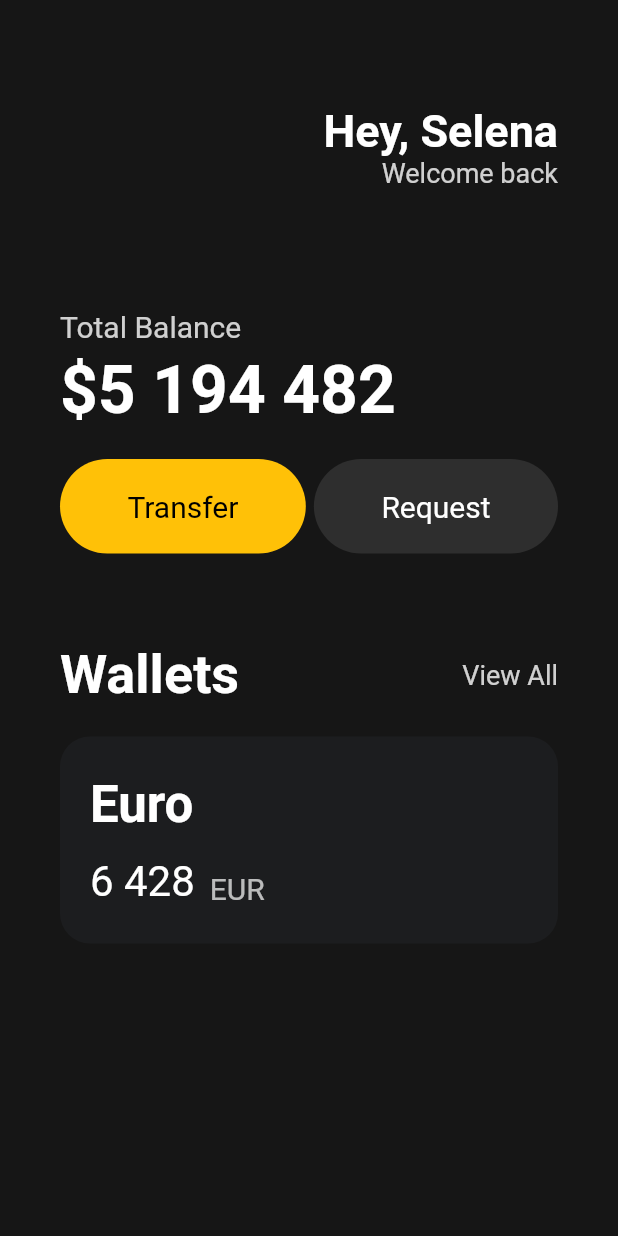
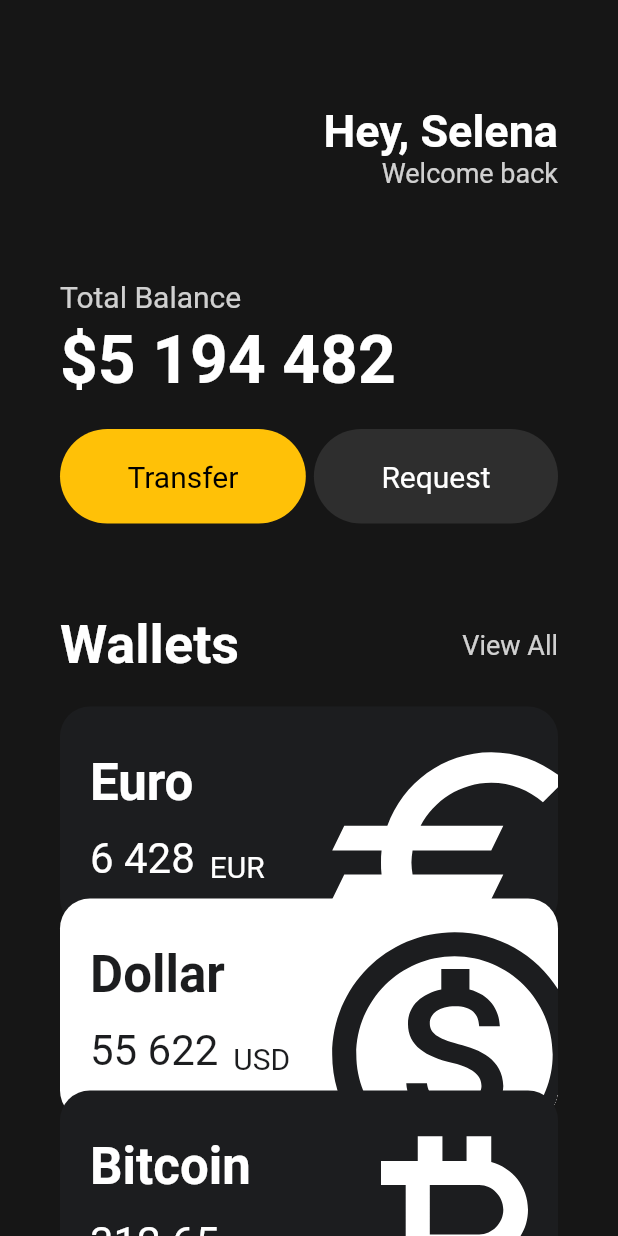
Before and after one commit to DaehunGwak/flutter-playground, a Flutter app: the screen it shows after launch, on a phone screen of 412 x 824 dp. Run offline on Flutter 3.47's test engine with Material 2 defaults, Android fonts, the phone set to English and light mode, and no system bars.

Commit message:
modify main app (~ 3.8 reusable cards)

```diff
--- a/hello_flutter/lib/main.dart
+++ b/hello_flutter/lib/main.dart
@@ -1,5 +1,6 @@
 import 'package:flutter/material.dart';
 import 'package:hello_flutter/widgets/button.dart';
+import 'package:hello_flutter/widgets/card.dart';
 
 void main() {
   runApp(App());
@@ -15,7 +16,7 @@ class App extends StatelessWidget {
     return MaterialApp(
       home: Scaffold(
         backgroundColor: const Color(0xff161616),
-        body: Padding(
+        body: SingleChildScrollView(
           padding: const EdgeInsets.symmetric(horizontal: 40),
           child: Column(
             crossAxisAlignment: CrossAxisAlignment.start,
@@ -44,7 +45,7 @@ class App extends StatelessWidget {
                 ],
               ),
               const SizedBox(
-                height: 80,
+                height: 60,
               ),
               Text(
                 'Total Balance',
@@ -109,56 +110,34 @@ class App extends StatelessWidget {
               const SizedBox(
                 height: 20,
               ),
-              Container(
-                decoration: BoxDecoration(
-                  color: const Color(0xff1c1d1f),
-                  borderRadius: BorderRadius.circular(20),
+              const MyWalletCard(
+                currencyTitle: 'Euro',
+                balanceText: '6 428',
+                currencyCodeText: 'EUR',
+                backgroundColor: Color(0xff1c1d1f),
+                fontColor: Colors.white,
+                rightIcon: Icons.euro,
+              ),
+              Transform.translate(
+                offset: const Offset(0, -20),
+                child: const MyWalletCard(
+                  currencyTitle: 'Dollar',
+                  balanceText: '55 622',
+                  currencyCodeText: 'USD',
+                  backgroundColor: Colors.white,
+                  fontColor: Color(0xff1c1d1f),
+                  rightIcon: Icons.monetization_on_outlined,
                 ),
-                padding: const EdgeInsets.symmetric(
-                  horizontal: 20,
-                  vertical: 25,
-                ),
-                child: const Row(
-                  children: [
-                    Column(
-                      crossAxisAlignment: CrossAxisAlignment.start,
-                      children: [
-                        Text(
-                          'Euro',
-                          style: TextStyle(
-                            color: Colors.white,
-                            fontSize: 34,
-                            fontWeight: FontWeight.bold,
-                          ),
-                        ),
-                        SizedBox(
-                          height: 15,
-                        ),
-                        Row(
-                          crossAxisAlignment: CrossAxisAlignment.end,
-                          children: [
-                            Text(
-                              '6 428',
-                              style: TextStyle(
-                                color: Colors.white,
-                                fontSize: 28,
-                              ),
-                            ),
-                            SizedBox(
-                              width: 10,
-                            ),
-                            Text(
-                              'EUR',
-                              style: TextStyle(
-                                color: Colors.white70,
-                                fontSize: 20,
-                              ),
-                            ),
-                          ],
-                        ),
-                      ],
-                    ),
-                  ],
+              ),
+              Transform.translate(
+                offset: const Offset(0, -40),
+                child: const MyWalletCard(
+                  currencyTitle: 'Bitcoin',
+                  balanceText: '312.65',
+                  currencyCodeText: 'BTC',
+                  backgroundColor: Color(0xff1c1d1f),
+                  fontColor: Colors.white,
+                  rightIcon: Icons.currency_bitcoin,
                 ),
               ),
             ],
--- /dev/null
+++ b/hello_flutter/lib/widgets/card.dart
@@ -0,0 +1,88 @@
+import 'package:flutter/material.dart';
+
+class MyWalletCard extends StatelessWidget {
+  final String currencyTitle;
+  final String balanceText;
+  final String currencyCodeText;
+  final Color backgroundColor;
+  final Color fontColor;
+  final IconData rightIcon;
+
+  const MyWalletCard(
+      {super.key,
+      required this.currencyTitle,
+      required this.balanceText,
+      required this.currencyCodeText,
+      required this.backgroundColor,
+      required this.fontColor,
+      required this.rightIcon});
+
+  @override
+  Widget build(BuildContext context) {
+    return Container(
+      clipBehavior: Clip.hardEdge,
+      decoration: BoxDecoration(
+        color: backgroundColor,
+        borderRadius: BorderRadius.circular(20),
+      ),
+      padding: const EdgeInsets.symmetric(
+        horizontal: 20,
+        vertical: 25,
+      ),
+      child: Row(
+        mainAxisAlignment: MainAxisAlignment.spaceBetween,
+        children: [
+          Column(
+            crossAxisAlignment: CrossAxisAlignment.start,
+            children: [
+              Text(
+                currencyTitle,
+                style: TextStyle(
+                  color: fontColor,
+                  fontSize: 34,
+                  fontWeight: FontWeight.bold,
+                ),
+              ),
+              const SizedBox(
+                height: 15,
+              ),
+              Row(
+                crossAxisAlignment: CrossAxisAlignment.end,
+                children: [
+                  Text(
+                    balanceText,
+                    style: TextStyle(
+                      color: fontColor,
+                      fontSize: 28,
+                    ),
+                  ),
+                  const SizedBox(
+                    width: 10,
+                  ),
+                  Text(
+                    currencyCodeText,
+                    style: TextStyle(
+                      color: fontColor,
+                      fontSize: 20,
+                    ),
+                  ),
+                ],
+              ),
+            ],
+          ),
+          Transform.scale(
+            scale: 2,
+            child: Transform.translate(
+              offset: const Offset(0, 15),
+              child: Icon(
+                rightIcon,
+                color: fontColor,
+                size: 98,
+              ),
+            ),
+          ),
+        ],
+      ),
+    );
+  }
+}
```
